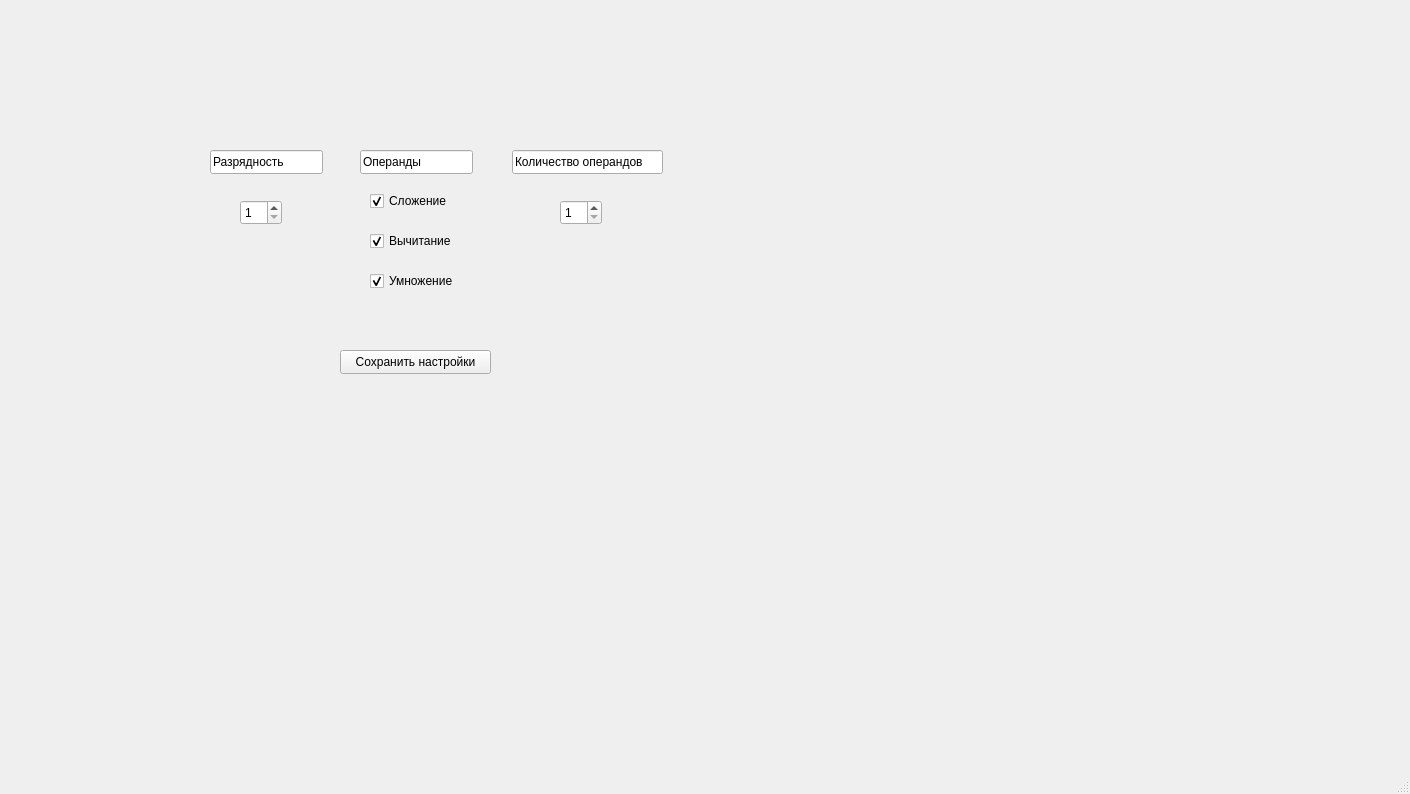
Qt form client/Ui/settingswindow.ui (Valerii3/Agar.IQ) before a commit.
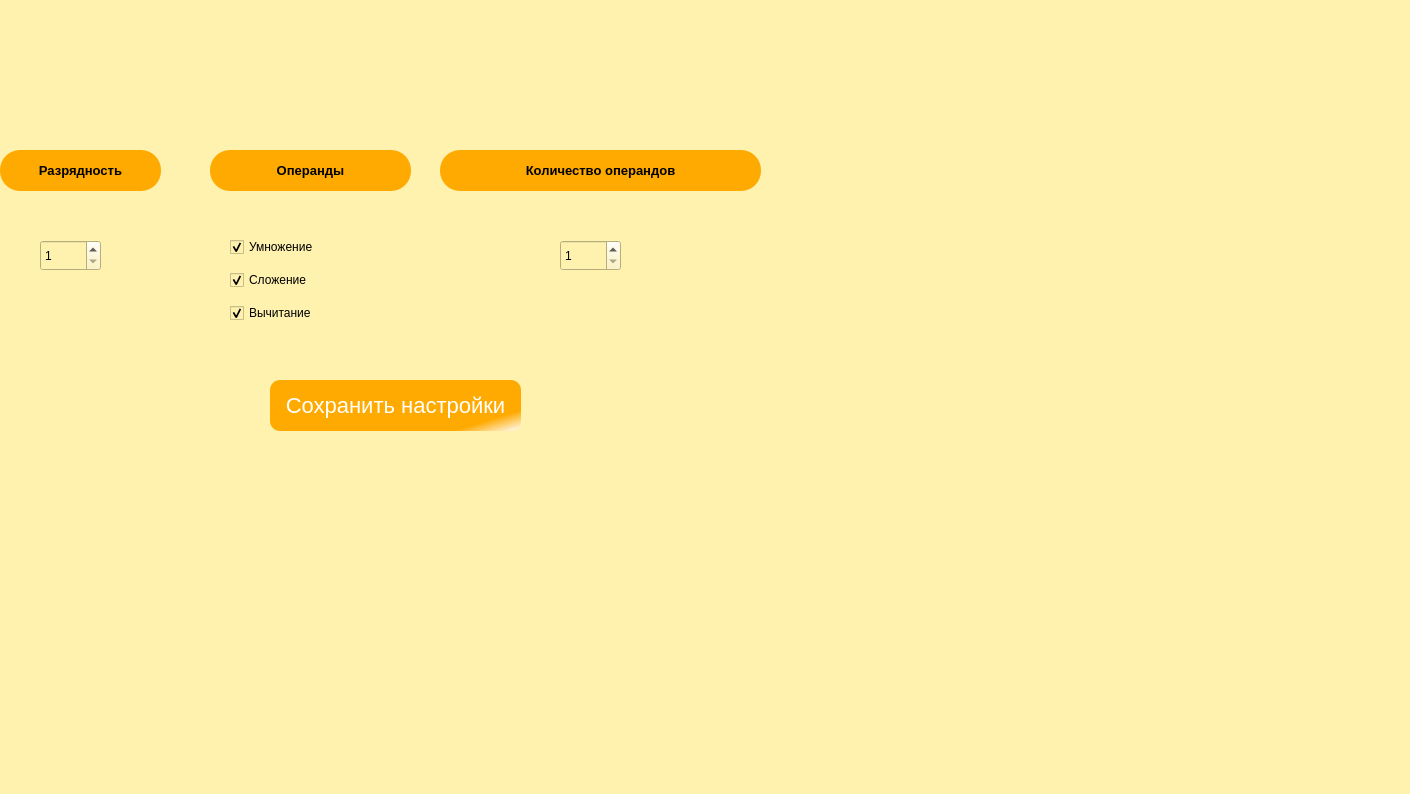
The same form after that commit.

Commit message: add beauty to settings

The edit to the form file:
```diff
--- a/client/Ui/settingswindow.ui
+++ b/client/Ui/settingswindow.ui
@@ -13,123 +13,38 @@
   <property name="windowTitle">
    <string>MainWindow</string>
   </property>
+  <property name="styleSheet">
+   <string notr="true">background-color: rgb(255, 242, 175);</string>
+  </property>
   <widget class="QWidget" name="centralwidget">
-   <widget class="QCheckBox" name="addCheckBox">
-    <property name="geometry">
-     <rect>
-      <x>370</x>
-      <y>190</y>
-      <width>121</width>
-      <height>22</height>
-     </rect>
-    </property>
-    <property name="text">
-     <string>Сложение</string>
-    </property>
-    <property name="checked">
-     <bool>true</bool>
-    </property>
-   </widget>
-   <widget class="QCheckBox" name="subCheckBox">
-    <property name="geometry">
-     <rect>
-      <x>370</x>
-      <y>230</y>
-      <width>131</width>
-      <height>22</height>
-     </rect>
-    </property>
-    <property name="text">
-     <string>Вычитание</string>
-    </property>
-    <property name="checked">
-     <bool>true</bool>
-    </property>
-   </widget>
-   <widget class="QCheckBox" name="mulCheckBox">
-    <property name="geometry">
-     <rect>
-      <x>370</x>
-      <y>270</y>
-      <width>121</width>
-      <height>22</height>
-     </rect>
-    </property>
-    <property name="text">
-     <string>Умножение</string>
-    </property>
-    <property name="checked">
-     <bool>true</bool>
-    </property>
-   </widget>
    <widget class="QPushButton" name="saveSettingsButton">
     <property name="geometry">
      <rect>
-      <x>340</x>
-      <y>350</y>
-      <width>151</width>
-      <height>24</height>
+      <x>270</x>
+      <y>380</y>
+      <width>251</width>
+      <height>51</height>
      </rect>
     </property>
+    <property name="styleSheet">
+     <string notr="true">QPushButton {
+	background-color: qlineargradient(spread:pad, x1:0.812, y1:0.875, x2:1, y2:1, stop:0 rgba(255, 170, 0, 255), stop:1 rgba(255, 255, 255, 255));
+	font-size: 22px;
+	color: white;
+	border-radius: 10px;
+}</string>
+    </property>
     <property name="text">
      <string>Сохранить настройки</string>
     </property>
    </widget>
-   <widget class="QLineEdit" name="lineEdit">
-    <property name="geometry">
-     <rect>
-      <x>360</x>
-      <y>150</y>
-      <width>113</width>
-      <height>24</height>
-     </rect>
-    </property>
-    <property name="text">
-     <string>Операнды</string>
-    </property>
-    <property name="readOnly">
-     <bool>true</bool>
-    </property>
-   </widget>
-   <widget class="QLineEdit" name="lineEdit_2">
-    <property name="geometry">
-     <rect>
-      <x>210</x>
-      <y>150</y>
-      <width>113</width>
-      <height>24</height>
-     </rect>
-    </property>
-    <property name="text">
-     <string>Разрядность</string>
-    </property>
-    <property name="readOnly">
-     <bool>true</bool>
-    </property>
-   </widget>
-   <widget class="QLineEdit" name="lineEdit_3">
-    <property name="geometry">
-     <rect>
-      <x>512</x>
-      <y>150</y>
-      <width>151</width>
-      <height>24</height>
-     </rect>
-    </property>
-    <property name="text">
-     <string>Количество операндов</string>
-    </property>
-    <property name="readOnly">
-     <bool>true</bool>
-    </property>
-   </widget>
    <widget class="QSpinBox" name="bitsBox">
     <property name="geometry">
      <rect>
-      <x>240</x>
-      <y>200</y>
-      <width>42</width>
-      <height>25</height>
+      <x>40</x>
+      <y>240</y>
+      <width>61</width>
+      <height>31</height>
      </rect>
     </property>
     <property name="minimum">
@@ -143,9 +58,9 @@
     <property name="geometry">
      <rect>
       <x>560</x>
-      <y>200</y>
-      <width>42</width>
-      <height>25</height>
+      <y>240</y>
+      <width>61</width>
+      <height>31</height>
      </rect>
     </property>
     <property name="minimum">
@@ -155,6 +70,132 @@
      <number>10</number>
     </property>
    </widget>
+   <widget class="QLabel" name="label">
+    <property name="geometry">
+     <rect>
+      <x>0</x>
+      <y>150</y>
+      <width>161</width>
+      <height>41</height>
+     </rect>
+    </property>
+    <property name="font">
+     <font>
+      <pointsize>10</pointsize>
+      <bold>true</bold>
+     </font>
+    </property>
+    <property name="styleSheet">
+     <string notr="true">background-color: rgb(255, 170, 0);
+border-radius: 20px;
+color: black;
+fontsize: 22px;</string>
+    </property>
+    <property name="text">
+     <string>Разрядность</string>
+    </property>
+    <property name="alignment">
+     <set>Qt::AlignCenter</set>
+    </property>
+   </widget>
+   <widget class="QLabel" name="label_2">
+    <property name="geometry">
+     <rect>
+      <x>210</x>
+      <y>150</y>
+      <width>201</width>
+      <height>41</height>
+     </rect>
+    </property>
+    <property name="font">
+     <font>
+      <pointsize>10</pointsize>
+      <bold>true</bold>
+     </font>
+    </property>
+    <property name="styleSheet">
+     <string notr="true">background-color: rgb(255, 170, 0);
+border-radius: 20px;
+color: black;
+fontsize: 22px;</string>
+    </property>
+    <property name="text">
+     <string>Операнды</string>
+    </property>
+    <property name="alignment">
+     <set>Qt::AlignCenter</set>
+    </property>
+   </widget>
+   <widget class="QLabel" name="label_3">
+    <property name="geometry">
+     <rect>
+      <x>440</x>
+      <y>150</y>
+      <width>321</width>
+      <height>41</height>
+     </rect>
+    </property>
+    <property name="font">
+     <font>
+      <pointsize>10</pointsize>
+      <bold>true</bold>
+     </font>
+    </property>
+    <property name="styleSheet">
+     <string notr="true">background-color: rgb(255, 170, 0);
+border-radius: 20px;
+color: black;
+fontsize: 22px;</string>
+    </property>
+    <property name="text">
+     <string>Количество операндов</string>
+    </property>
+    <property name="alignment">
+     <set>Qt::AlignCenter</set>
+    </property>
+   </widget>
+   <widget class="QWidget" name="">
+    <property name="geometry">
+     <rect>
+      <x>230</x>
+      <y>230</y>
+      <width>121</width>
+      <height>101</height>
+     </rect>
+    </property>
+    <layout class="QVBoxLayout" name="verticalLayout">
+     <item>
+      <widget class="QCheckBox" name="mulCheckBox">
+       <property name="text">
+        <string>Умножение</string>
+       </property>
+       <property name="checked">
+        <bool>true</bool>
+       </property>
+      </widget>
+     </item>
+     <item>
+      <widget class="QCheckBox" name="addCheckBox">
+       <property name="text">
+        <string>Сложение</string>
+       </property>
+       <property name="checked">
+        <bool>true</bool>
+       </property>
+      </widget>
+     </item>
+     <item>
+      <widget class="QCheckBox" name="subCheckBox">
+       <property name="text">
+        <string>Вычитание</string>
+       </property>
+       <property name="checked">
+        <bool>true</bool>
+       </property>
+      </widget>
+     </item>
+    </layout>
+   </widget>
   </widget>
   <widget class="QMenuBar" name="menubar">
    <property name="geometry">
```
Left out of the diff: 2 changed lines with no effect on the pictures. The commit also changes 1 other file.
